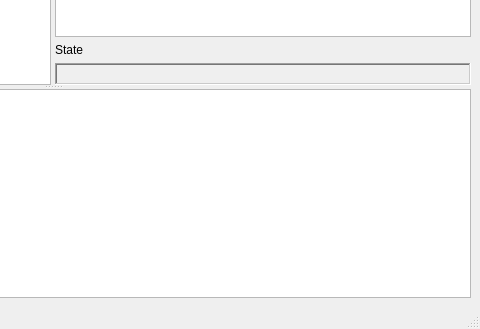
Qt form mainwindow.ui (gamehunt/AssemblySimulator) before a commit; both pictures show x 374 to 854 and y 255 to 584 of the 854 by 584 pixel window.
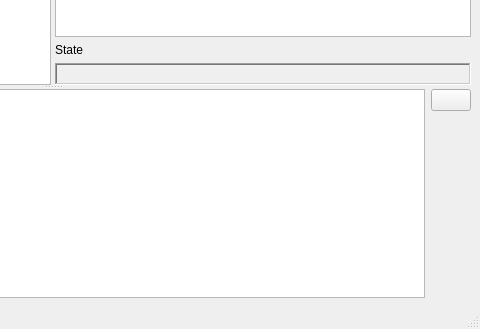
The same form after that commit. Icons and pictures are not drawn. Custom widgets are drawn as their Qt base class.

The edit to the form file:
```diff
--- a/mainwindow.ui
+++ b/mainwindow.ui
@@ -362,7 +362,41 @@
         </layout>
        </widget>
       </widget>
-      <widget class="QTextEdit" name="messagesTextEdit"/>
+      <widget class="QWidget" name="horizontalLayoutWidget">
+       <layout class="QHBoxLayout" name="horizontalLayout_2">
+        <item>
+         <widget class="QTextEdit" name="messagesTextEdit"/>
+        </item>
+        <item>
+         <layout class="QVBoxLayout" name="verticalLayout_3">
+          <item>
+           <widget class="QPushButton" name="clearCmdButton">
+            <property name="text">
+             <string/>
+            </property>
+            <property name="icon">
+             <iconset resource="icons.qrc">
+              <normaloff>:/icons/clear.ico</normaloff>:/icons/clear.ico</iconset>
+            </property>
+           </widget>
+          </item>
+          <item>
+           <spacer name="verticalSpacer">
+            <property name="orientation">
+             <enum>Qt::Vertical</enum>
+            </property>
+            <property name="sizeHint" stdset="0">
+             <size>
+              <width>20</width>
+              <height>40</height>
+             </size>
+            </property>
+           </spacer>
+          </item>
+         </layout>
+        </item>
+       </layout>
+      </widget>
      </widget>
     </item>
    </layout>
```
Left out of the diff: 29 changed lines with no effect on the pictures.
